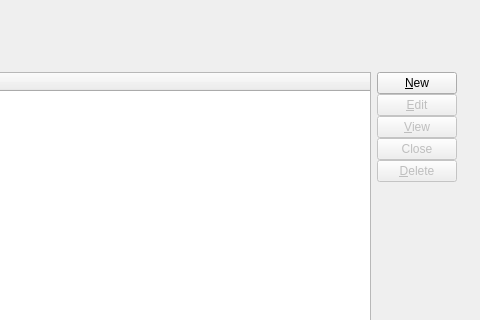
Above: guiclient/openReturnAuthorizations.ui from discountscott/qt-client before the change; both pictures show x 320 to 800 and y 111 to 431 of the 800 by 600 pixel window. Below: the same form after it.
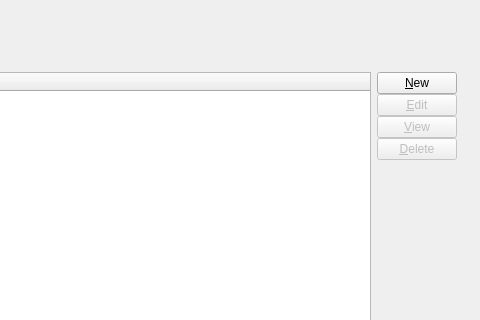
That is the form after the change. Custom widgets are drawn as their Qt base class.

```diff
--- a/guiclient/openReturnAuthorizations.ui
+++ b/guiclient/openReturnAuthorizations.ui
@@ -224,16 +224,6 @@
                 </property>
                </widget>
               </item>
-              <item>
-               <widget class="QPushButton" name="_closeRA">
-                <property name="enabled">
-                 <bool>false</bool>
-                </property>
-                <property name="text">
-                 <string>Close</string>
-                </property>
-               </widget>
-              </item>
               <item>
                <widget class="QPushButton" name="_delete">
                 <property name="enabled">
```
Left out of the diff: 2 changed lines with no effect on the pictures.
